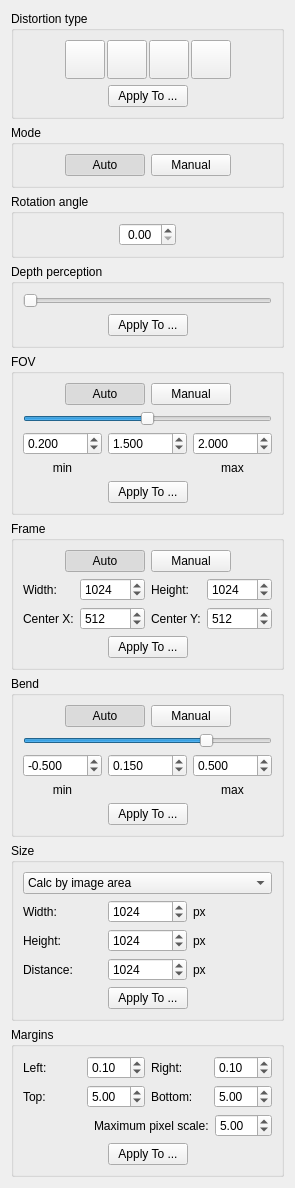
The window that src/core/filters/deskew/ui/DeskewOptionsWidget.ui (ImageProcessing-ElectronicPublications/scantailor-deviant) describes before a commit, drawn with Qt 5.
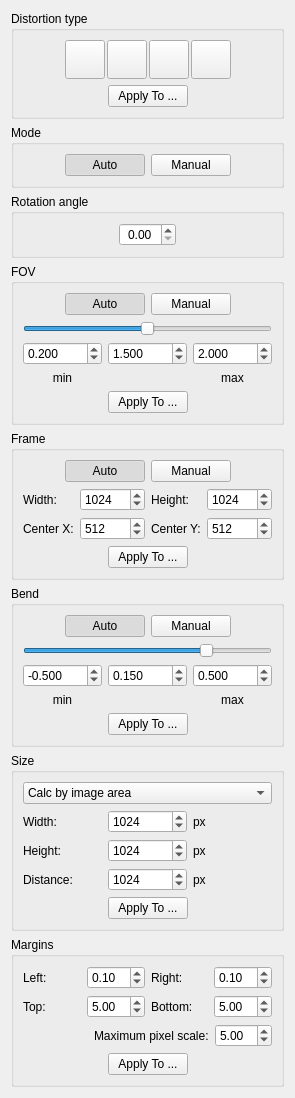
The same window after the commit. Icons and pictures are not drawn.

Commit message: Cleanup: remove unused DepthPerception from dewarp

Patch:
```diff
--- a/src/core/filters/deskew/ui/DeskewOptionsWidget.ui
+++ b/src/core/filters/deskew/ui/DeskewOptionsWidget.ui
@@ -6,8 +6,8 @@
    <rect>
     <x>0</x>
     <y>0</y>
-    <width>276</width>
-    <height>1147</height>
+    <width>268</width>
+    <height>1055</height>
    </rect>
   </property>
   <property name="windowTitle">
@@ -317,68 +317,6 @@
      </layout>
     </widget>
    </item>
-   <item>
-    <widget class="QGroupBox" name="depthPerceptionPanel">
-     <property name="title">
-      <string>Depth perception</string>
-     </property>
-     <layout class="QVBoxLayout" name="verticalLayout_3">
-      <item>
-       <widget class="QSlider" name="depthPerceptionSlider">
-        <property name="minimum">
-         <number>10</number>
-        </property>
-        <property name="maximum">
-         <number>30</number>
-        </property>
-        <property name="pageStep">
-         <number>5</number>
-        </property>
-        <property name="orientation">
-         <enum>Qt::Horizontal</enum>
-        </property>
-       </widget>
-      </item>
-      <item>
-       <layout class="QHBoxLayout" name="depthPerceptionHorizontalLayout">
-        <item>
-         <spacer name="horizontalSpacerDepthPerceptionLeft">
-          <property name="orientation">
-           <enum>Qt::Horizontal</enum>
-          </property>
-          <property name="sizeHint" stdset="0">
-           <size>
-            <width>1</width>
-            <height>20</height>
-           </size>
-          </property>
-         </spacer>
-        </item>
-        <item>
-         <widget class="QPushButton" name="applyDepthPerceptionBtn">
-          <property name="text">
-           <string>Apply To ...</string>
-          </property>
-         </widget>
-        </item>
-        <item>
-         <spacer name="horizontalSpacerDepthPerceptionRight">
-          <property name="orientation">
-           <enum>Qt::Horizontal</enum>
-          </property>
-          <property name="sizeHint" stdset="0">
-           <size>
-            <width>1</width>
-            <height>20</height>
-           </size>
-          </property>
-         </spacer>
-        </item>
-       </layout>
-      </item>
-     </layout>
-    </widget>
-   </item>
    <item>
     <widget class="QGroupBox" name="fovPanel">
      <property name="title">
```
The commit also changes 27 other files.
